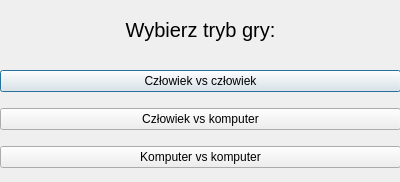
Qt form src/gamemodedialog.ui (rudolfkral/diabolo) before a commit.
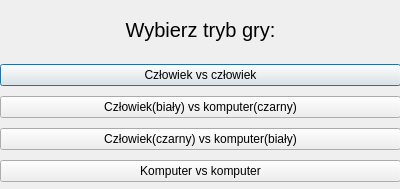
The same form after that commit.

The edit to the form file:
```diff
--- a/src/gamemodedialog.ui
+++ b/src/gamemodedialog.ui
@@ -10,9 +10,15 @@
     <x>0</x>
     <y>0</y>
     <width>400</width>
-    <height>182</height>
+    <height>189</height>
    </rect>
   </property>
+  <property name="sizePolicy">
+   <sizepolicy hsizetype="Fixed" vsizetype="Fixed">
+    <horstretch>0</horstretch>
+    <verstretch>0</verstretch>
+   </sizepolicy>
+  </property>
   <property name="windowTitle">
    <string>Tryb gry</string>
   </property>
@@ -43,7 +49,7 @@
      <x>0</x>
      <y>60</y>
      <width>401</width>
-     <height>121</height>
+     <height>128</height>
     </rect>
    </property>
    <layout class="QVBoxLayout" name="verticalLayout">
@@ -57,12 +63,19 @@
     <item>
      <widget class="QPushButton" name="pushButton">
       <property name="text">
-       <string>Człowiek vs komputer</string>
+       <string>Człowiek(biały) vs komputer(czarny)</string>
       </property>
      </widget>
     </item>
     <item>
-     <widget class="QPushButton" name="pushButton_3">
+     <widget class="QPushButton" name="hum_black_but">
+      <property name="text">
+       <string>Człowiek(czarny) vs komputer(biały)</string>
+      </property>
+     </widget>
+    </item>
+    <item>
+     <widget class="QPushButton" name="hum_zer_but">
       <property name="text">
        <string>Komputer vs komputer</string>
       </property>
```
Left out of the diff: 7 changed lines with no effect on the pictures.
